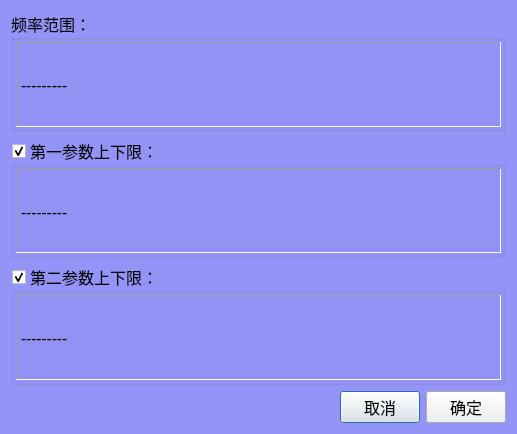
Above: AnalysisMode/clsMultiLimitSetting.ui from caicaiking/WKEFactoryView2014 before the change. Below: the same form after it.
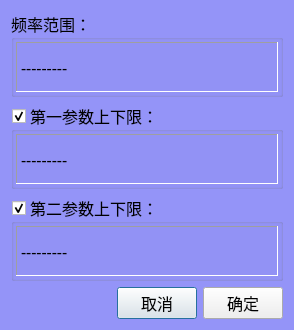
That is the form after the change. Custom widgets are drawn as their Qt base class.

The edit to the form file:
```diff
--- a/AnalysisMode/clsMultiLimitSetting.ui
+++ b/AnalysisMode/clsMultiLimitSetting.ui
@@ -6,8 +6,8 @@
    <rect>
     <x>0</x>
     <y>0</y>
-    <width>517</width>
-    <height>434</height>
+    <width>294</width>
+    <height>278</height>
    </rect>
   </property>
   <property name="font">
```
